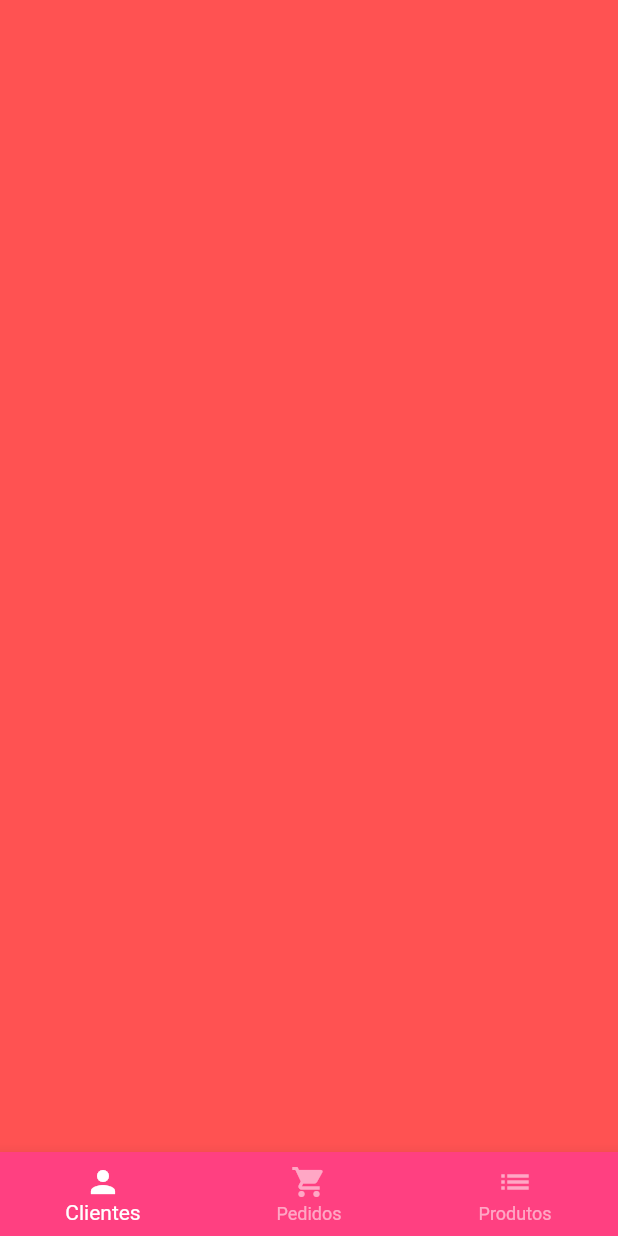
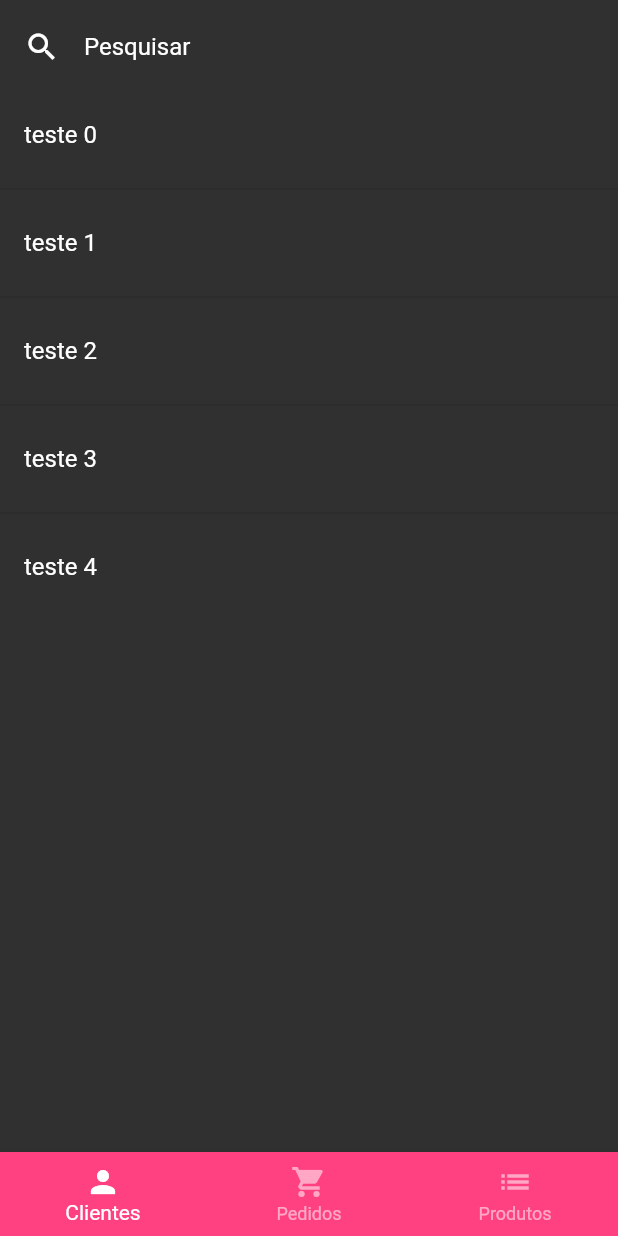
Before and after one commit to gabrielpereira3/gerente_loja, a Flutter app: the screen it shows once a user with an empty profile is signed in, on a phone screen of 412 x 824 dp. Run offline on Flutter 3.47's test engine with Material 2 defaults, Android fonts, the phone set to English and light mode, and no system bars; our stand-ins replace cloud_firestore, firebase_auth, firebase_core, rxdart; missing offline and left inert: bloc_pattern; accounts and stored records are empty.

Commit message:
Campo de pesquisa e lista separada

```diff
--- a/lib/screens/home_screen.dart
+++ b/lib/screens/home_screen.dart
@@ -1,4 +1,5 @@
 import 'package:flutter/material.dart';
+import 'package:gerente_loja/tabs/users_tab.dart';
 
 class HomeScreen extends StatefulWidget {
   const HomeScreen({Key? key}) : super(key: key);
@@ -31,39 +32,6 @@ class _HomeScreenState extends State<HomeScreen> {
   Widget build(BuildContext context) {
     return Scaffold(
       backgroundColor: Colors.grey[850],
-      // bottomNavigationBar: BottomNavigationBar(
-      //   items: const <BottomNavigationBarItem>[
-      //     BottomNavigationBarItem(
-      //       icon: Icon(Icons.home),
-      //       label: 'Home',
-      //       backgroundColor: Colors.red,
-      //     ),
-      //     BottomNavigationBarItem(
-      //       icon: Icon(Icons.business),
-      //       label: 'Business',
-      //       backgroundColor: Colors.green,
-      //     ),
-      //     BottomNavigationBarItem(
-      //       icon: Icon(Icons.school),
-      //       label: 'School',
-      //       backgroundColor: Colors.purple,
-      //     ),
-      //     BottomNavigationBarItem(
-      //       icon: Icon(Icons.settings),
-      //       label: 'Settings',
-      //       backgroundColor: Colors.pink,
-      //     ),
-      //   ],
-      //   currentIndex: _page,
-      //   selectedItemColor: Colors.amber[800],
-      //   onTap: (page) {
-      //     _pageController!.animateToPage(
-      //       page,
-      //       duration: const Duration(milliseconds: 500),
-      //       curve: Curves.ease,
-      //     );
-      //   },
-      // ),
       bottomNavigationBar: BottomNavigationBar(
         backgroundColor: Colors.pinkAccent,
         items: const <BottomNavigationBarItem>[
@@ -91,7 +59,8 @@ class _HomeScreenState extends State<HomeScreen> {
           );
         },
       ),
-      body: PageView(
+      body: SafeArea(
+        child: PageView(
           controller: _pageController,
           onPageChanged: (page) {
             setState(() {
@@ -99,9 +68,7 @@ class _HomeScreenState extends State<HomeScreen> {
             });
           },
           children: [
-          Container(
-            color: Colors.redAccent,
-          ),
+            const UsersTab(),
             Container(
               color: Colors.yellowAccent,
             ),
@@ -110,6 +77,7 @@ class _HomeScreenState extends State<HomeScreen> {
             ),
           ],
         ),
+      ),
     );
   }
 }
--- /dev/null
+++ b/lib/tabs/users_tab.dart
@@ -0,0 +1,40 @@
+import 'package:flutter/material.dart';
+
+class UsersTab extends StatelessWidget {
+  const UsersTab({Key? key}) : super(key: key);
+
+  @override
+  Widget build(BuildContext context) {
+    return Column(
+      children: [
+        const Padding(
+          padding: EdgeInsets.symmetric(horizontal: 16, vertical: 7),
+          child: TextField(
+            style: TextStyle(color: Colors.white),
+            decoration: InputDecoration(
+              icon: Icon(
+                Icons.search,
+                color: Colors.white,
+              ),
+              hintText: 'Pesquisar',
+              hintStyle: TextStyle(color: Colors.white),
+              border: InputBorder.none,
+            ),
+          ),
+        ),
+        Expanded(
+          child: ListView.separated(
+              itemBuilder: (context, index) {
+                return ListTile(
+                  title: Text("teste $index", style: TextStyle(color: Colors.white),),
+                );
+              },
+              separatorBuilder: (context, index) {
+                return Divider();
+              },
+              itemCount: 5),
+        ),
+      ],
+    );
+  }
+}
```
Lines whose indentation alone changed are shown as unchanged.
